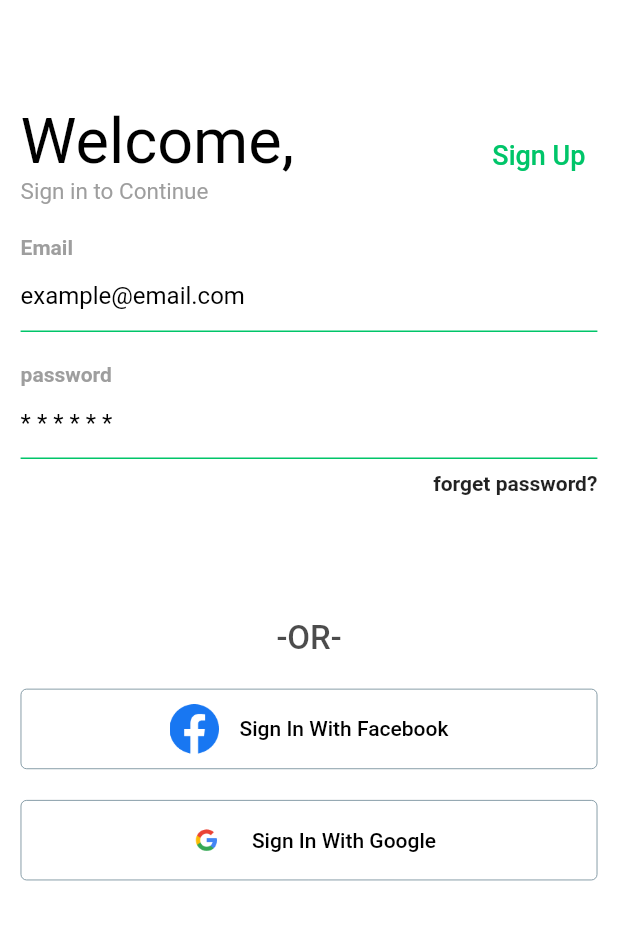
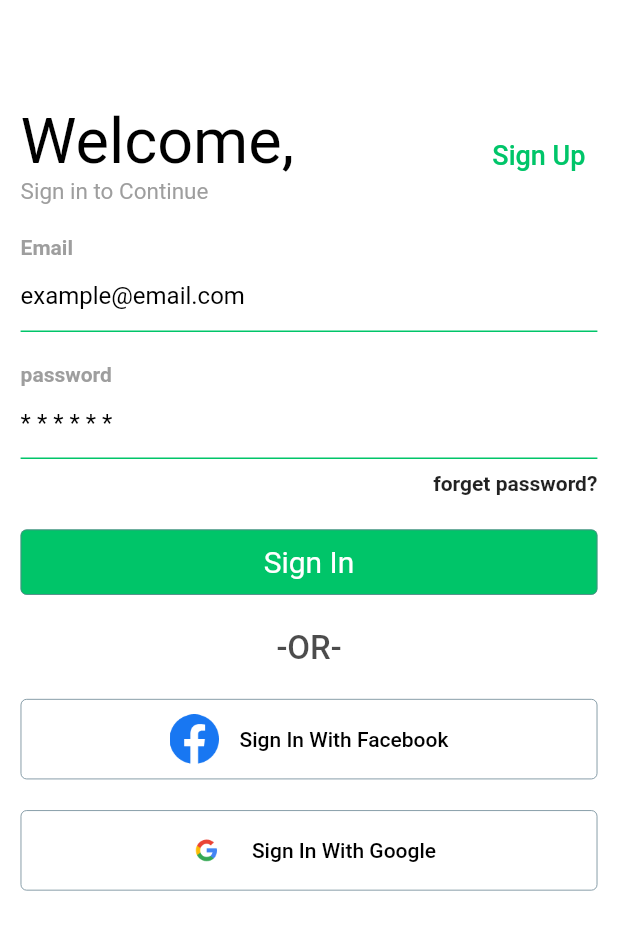
Before and after one commit to MerseniBilel/GetxEcom, a Flutter app: the screen it shows after launch, on a phone screen of 412 x 824 dp. Shown: the top 930 px of the screen. Run offline on Flutter 3.47's test engine with Material 2 defaults, Android fonts, the phone set to English and light mode, and no system bars; our stand-ins replace get.

Commit message:
start working on auth controller

```diff
--- a/lib/app/modules/auth/views/auth_view.dart
+++ b/lib/app/modules/auth/views/auth_view.dart
@@ -10,7 +10,8 @@ class AuthView extends GetView<AuthController> {
   Widget build(BuildContext context) {
     return Scaffold(
       appBar: AppBar(),
-      body: Padding(
+      body: Container(
+        // this will become an animated container with fade in animation
         padding: EdgeInsets.all(Get.width * .1 / 3),
         child: SingleChildScrollView(
           child: Column(
@@ -19,16 +20,25 @@ class AuthView extends GetView<AuthController> {
               header(),
               defaultSizeBox(),
               Form(
+                key: controller.formkey,
                 child: Column(
                   crossAxisAlignment: CrossAxisAlignment.start,
                   children: [
                     FormTextField(
+                      validator: (value) {
+                        controller.emailValidator(value);
+                      },
+                      controller: controller.emailController,
                       textLabel: "Email",
                       texthint: "example@email.com",
                       onsaved: () {},
                     ),
                     defaultSizeBox(),
                     FormTextField(
+                      controller: controller.passwordConroller,
+                      validator: (value) {
+                        controller.passwordValidator(value);
+                      },
                       textLabel: "password",
                       texthint: "* * * * * *",
                       onsaved: () {},
@@ -41,8 +51,32 @@ class AuthView extends GetView<AuthController> {
                       ),
                       alignment: Alignment.bottomRight,
                     ),
+                    defaultSizeBox(),
+                    ElevatedButton(
+                      style: ElevatedButton.styleFrom(
+                        primary: Get.theme.primaryColor,
+                      ),
+                      onPressed: () {
+                        controller.login();
+                      },
+                      child: Padding(
+                          padding: EdgeInsets.all(Get.width * .1 / 4),
+                          child: Row(
+                            mainAxisAlignment: MainAxisAlignment.center,
+                            children: const [
+                              Text(
+                                "Sign In",
+                                style: TextStyle(
+                                    fontSize: 20, fontWeight: FontWeight.w400),
+                              ),
+                            ],
+                          )),
+                    ),
+                  ],
+                ),
+              ),
+              defaultSizeBox(),
               Container(
-                      padding: EdgeInsets.only(top: Get.height * .1),
                 child: Text(
                   "-OR-",
                   style: Get.theme.textTheme.headline6!.apply(
@@ -60,8 +94,7 @@ class AuthView extends GetView<AuthController> {
                     mainAxisAlignment: MainAxisAlignment.center,
                     children: [
                       Padding(
-                              padding:
-                                  EdgeInsets.only(right: Get.width * .1 / 3),
+                        padding: EdgeInsets.only(right: Get.width * .1 / 3),
                         child: Image(
                           height: Get.width * .1 * .8,
                           width: Get.width * .1 * .8,
@@ -87,13 +120,11 @@ class AuthView extends GetView<AuthController> {
                     mainAxisAlignment: MainAxisAlignment.center,
                     children: [
                       Padding(
-                              padding:
-                                  EdgeInsets.only(right: Get.width * .1 / 3),
+                        padding: EdgeInsets.only(right: Get.width * .1 / 3),
                         child: Image(
                           height: Get.width * .1 * .8,
                           width: Get.width * .1 * .8,
-                                image: const AssetImage(
-                                    "assets/images/Google.png"),
+                          image: const AssetImage("assets/images/Google.png"),
                         ),
                       ),
                       const Text(
@@ -102,9 +133,6 @@ class AuthView extends GetView<AuthController> {
                       )
                     ],
                   ),
-                      ),
-                    ),
-                  ],
                 ),
               ),
             ],
--- a/lib/app/modules/auth/views/widgets/form_field.dart
+++ b/lib/app/modules/auth/views/widgets/form_field.dart
@@ -3,12 +3,16 @@ import 'package:flutter/material.dart';
 class FormTextField extends StatelessWidget {
   final String textLabel;
   final Function onsaved;
+  final String? Function(String?)? validator;
   final String texthint;
+  final TextEditingController controller;
   const FormTextField({
     Key? key,
     required this.textLabel,
     required this.texthint,
     required this.onsaved,
+    required this.validator,
+    required this.controller,
   }) : super(key: key);
 
   @override
@@ -22,6 +26,8 @@ class FormTextField extends StatelessWidget {
               const TextStyle(color: Colors.grey, fontWeight: FontWeight.bold),
         ),
         TextFormField(
+          controller: controller,
+          validator: validator,
           decoration: InputDecoration(hintText: texthint),
         ),
       ],
--- a/lib/main.dart
+++ b/lib/main.dart
@@ -12,6 +12,7 @@ void main() {
       title: "Application",
       theme: appThemeData,
       initialRoute: AppPages.AUTH,
+      defaultTransition: Transition.fadeIn,
       getPages: AppPages.routes,
     ),
   );
```
Also changed, not shown: lib/app/modules/auth/controllers/auth_controller.dart (+31 -1 lines). Lines whose indentation alone changed are shown as unchanged.
